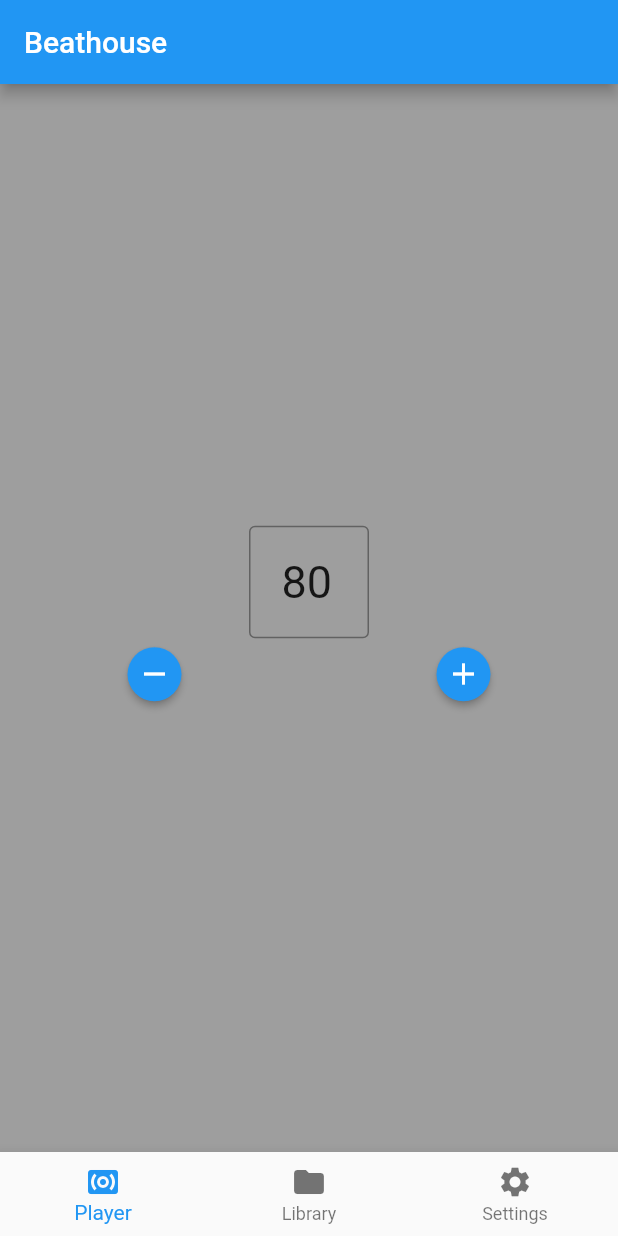
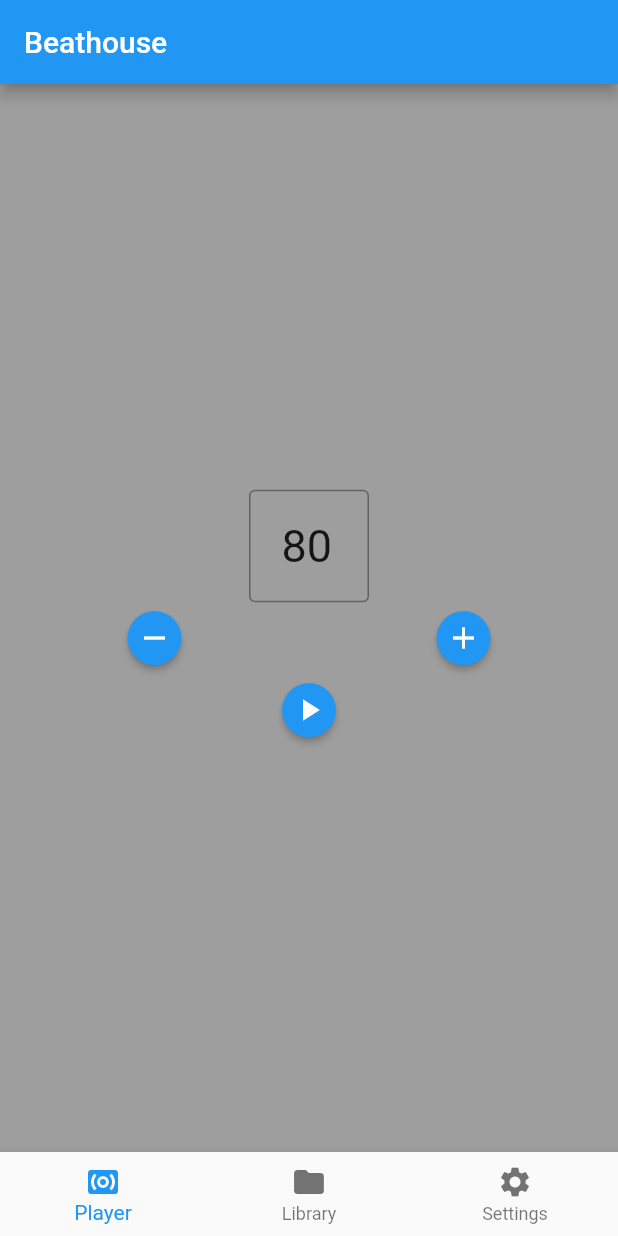
Before and after one commit to matheuslemke/beathouse, a Flutter app: the screen it shows after launch, on a phone screen of 412 x 824 dp. Run offline on Flutter 3.47's test engine with Material 2 defaults, Android fonts, the phone set to English and light mode, and no system bars; our stand-ins replace cloud_firestore, firebase_core, flutter_dotenv; accounts and stored records are empty.

```diff
--- a/lib/main.dart
+++ b/lib/main.dart
@@ -1,6 +1,7 @@
 import 'package:beathouse/pages/homepage.dart';
 import 'package:beathouse/providers/page_provider.dart';
 import 'package:beathouse/providers/player_beat_provider.dart';
+import 'package:beathouse/providers/player_sound_provider.dart';
 import 'package:beathouse/theme.dart';
 import 'package:firebase_core/firebase_core.dart';
 import 'package:flutter/material.dart';
@@ -29,6 +30,8 @@ class Main extends StatelessWidget {
         ChangeNotifierProvider<PageProvider>(create: (_) => PageProvider()),
         ChangeNotifierProvider<PlayerBeatProvider>(
             create: (_) => PlayerBeatProvider()),
+        ChangeNotifierProvider<PlayerSoundProvider>(
+            create: (_) => PlayerSoundProvider())
       ],
       child: MaterialApp(
         debugShowCheckedModeBanner: true,
--- a/lib/pages/player.dart
+++ b/lib/pages/player.dart
@@ -1,4 +1,5 @@
 import 'package:beathouse/providers/player_beat_provider.dart';
+import 'package:beathouse/providers/player_sound_provider.dart';
 import 'package:flutter/material.dart';
 import 'package:provider/provider.dart';
 
@@ -32,9 +33,6 @@ class Player extends StatelessWidget {
             ElevatedButton(
               onPressed: () {
                 context.read<PlayerBeatProvider>().decrease();
-                // Maybe use a countdown class
-                // Or count up
-                // SystemSound.play(SystemSoundType.click)
               },
               child: const Icon(Icons.remove),
               style: ElevatedButton.styleFrom(shape: const CircleBorder()),
@@ -47,6 +45,15 @@ class Player extends StatelessWidget {
               style: ElevatedButton.styleFrom(shape: const CircleBorder()),
             )
           ],
+        ),
+        ElevatedButton(
+          onPressed: () {
+            context.read<PlayerSoundProvider>().playPause(context);
+          },
+          child: context.watch<PlayerSoundProvider>().isPlaying
+              ? const Icon(Icons.pause)
+              : const Icon(Icons.play_arrow),
+          style: ElevatedButton.styleFrom(shape: const CircleBorder()),
         )
       ],
     );
--- a/lib/providers/player_beat_provider.dart
+++ b/lib/providers/player_beat_provider.dart
@@ -12,14 +12,12 @@ class PlayerBeatProvider extends ChangeNotifier {
 
   TextEditingController get controller => _controller;
 
-  // Maybe put here the timer start
   void increase() {
     _currentBeat++;
     _updateText();
     notifyListeners();
   }
 
-  // ... or here
   void decrease() {
     _currentBeat--;
     _updateText();
```
Also changed, not shown: lib/providers/player_sound_provider.dart (added, +31 -0 lines).
